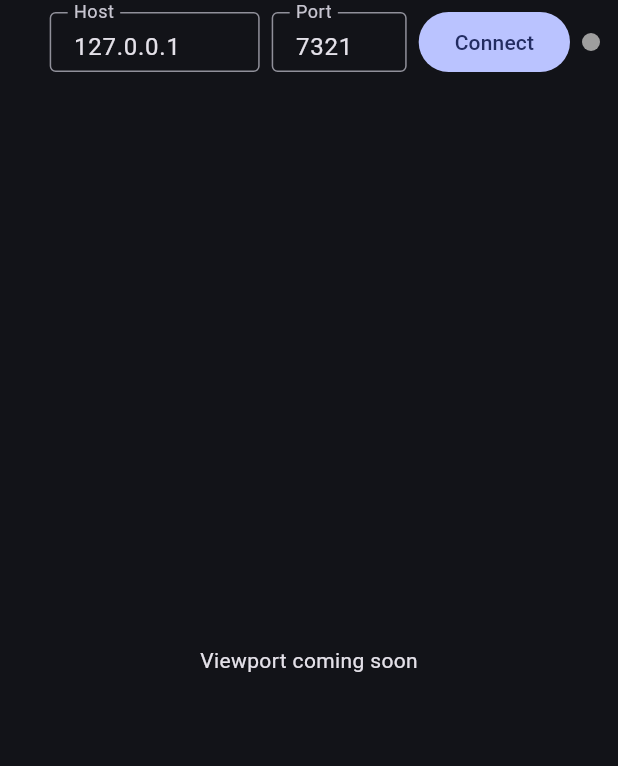
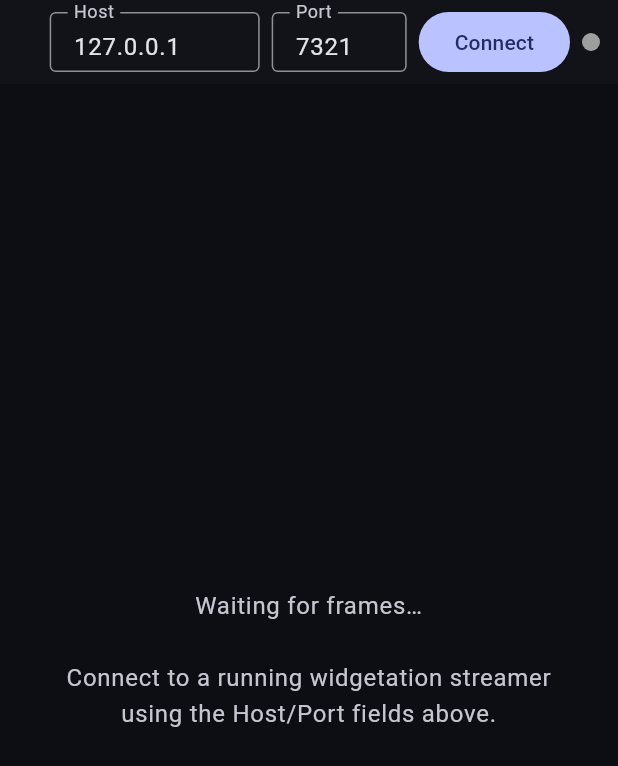
Before and after one commit to mayor04/widgetation, a Flutter app: the screen it shows after launch, on a phone screen of 412 x 824 dp. Shown: the top 766 px of the screen. Run offline on Flutter 3.47's test engine with Material 3 defaults, Android fonts, the phone set to English and light mode, and no system bars.

Commit message:
feat(viewer): render streamed PNG in bordered device frame

```diff
--- a/widgetation_viewer/lib/src/inspector_page.dart
+++ b/widgetation_viewer/lib/src/inspector_page.dart
@@ -1,6 +1,8 @@
 import 'package:flutter/material.dart';
 
 import 'connection.dart';
+import 'frame.dart' as proto;
+import 'viewport_view.dart';
 
 class InspectorPage extends StatefulWidget {
   const InspectorPage({super.key});
@@ -50,7 +52,10 @@ class _InspectorPageState extends State<InspectorPage>
         ),
         actions: [_connectionBar()],
       ),
-      body: const Center(child: Text('Viewport coming soon')),
+      body: ValueListenableBuilder<proto.InspectorFrame?>(
+        valueListenable: _connection.lastFrame,
+        builder: (context, frame, _) => ViewportView(frame: frame),
+      ),
     );
   }
 
--- /dev/null
+++ b/widgetation_viewer/lib/src/viewport_view.dart
@@ -0,0 +1,57 @@
+import 'package:flutter/material.dart';
+
+import 'frame.dart' as proto;
+
+/// Displays the streamed PNG inside a "device frame" border.
+///
+/// Hover-to-inspect overlay arrives in a subsequent commit.
+class ViewportView extends StatelessWidget {
+  final proto.InspectorFrame? frame;
+
+  const ViewportView({super.key, required this.frame});
+
+  @override
+  Widget build(BuildContext context) {
+    final f = frame;
+    return Container(
+      color: Theme.of(context).colorScheme.surfaceContainerLowest,
+      alignment: Alignment.center,
+      padding: const EdgeInsets.all(24),
+      child: f == null ? _placeholder(context) : _viewport(f),
+    );
+  }
+
+  Widget _placeholder(BuildContext context) {
+    return Text(
+      'Waiting for frames…\n\nConnect to a running widgetation streamer\nusing the Host/Port fields above.',
+      textAlign: TextAlign.center,
+      style: Theme.of(context).textTheme.bodyLarge?.copyWith(
+            color: Theme.of(context).colorScheme.onSurfaceVariant,
+          ),
+    );
+  }
+
+  Widget _viewport(proto.InspectorFrame f) {
+    final aspect = f.logicalSize.width / f.logicalSize.height;
+    return AspectRatio(
+      aspectRatio: aspect == 0 ? 0.5 : aspect,
+      child: DecoratedBox(
+        decoration: BoxDecoration(
+          border: Border.all(color: Colors.white24, width: 8),
+          borderRadius: BorderRadius.circular(28),
+          boxShadow: const [
+            BoxShadow(blurRadius: 24, color: Colors.black54),
+          ],
+        ),
+        child: ClipRRect(
+          borderRadius: BorderRadius.circular(20),
+          child: Image.memory(
+            f.png,
+            fit: BoxFit.fill,
+            gaplessPlayback: true,
+          ),
+        ),
+      ),
+    );
+  }
+}
```
